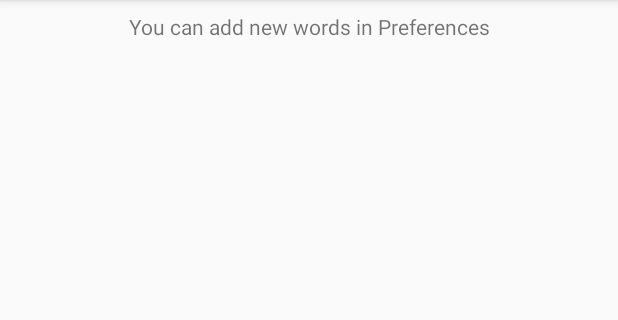
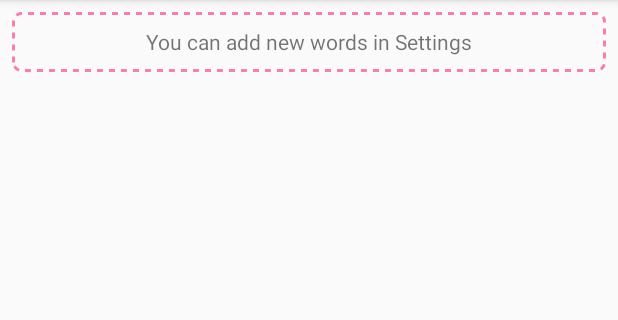
Before and after one commit to m9rc1n/matrix-optimal-path, an Android app: the screen it shows after launch (MainActivity), on a phone screen of 412 x 824 dp, the part 84-404 px from its top. Run offline under Robolectric (Android 15) with nearby library versions, the phone set to English and light mode, and no system bars; libraries missing offline, so code that uses them is left out: org.adw.library; 2 statements that could not run were skipped.

Commit message:
Improve user interface

```diff
--- a/app/src/main/java/io/github/marcinn/matrixoptimalpath/view/MatrixFragment.java
+++ b/app/src/main/java/io/github/marcinn/matrixoptimalpath/view/MatrixFragment.java
@@ -28,7 +28,7 @@ public class MatrixFragment extends Fragment {
 
     @Override
     public View onCreateView(LayoutInflater inflater, ViewGroup container, Bundle state) {
-        View view = inflater.inflate(R.layout.fragment_table, container, false);
+        View view = inflater.inflate(R.layout.fragment_matrix, container, false);
         RecyclerView recyclerView = (RecyclerView) view.findViewById(R.id.recyclerView_matrix);
         mTextView = (TextView) view.findViewById(R.id.textView_statistics);
         recyclerView.setHasFixedSize(true);
--- a/app/src/main/java/io/github/marcinn/matrixoptimalpath/view/SettingsFragment.java
+++ b/app/src/main/java/io/github/marcinn/matrixoptimalpath/view/SettingsFragment.java
@@ -32,7 +32,7 @@ public class SettingsFragment extends Fragment {
 
     @Override
     public View onCreateView(LayoutInflater inflater, ViewGroup container, Bundle state) {
-        final View v = inflater.inflate(R.layout.fragment_preference, container, false);
+        final View v = inflater.inflate(R.layout.fragment_settings, container, false);
         mSeekBar = ((DiscreteSeekBar) v.findViewById(R.id.seekBar_columnsNumber));
         mEditText = (EditText) v.findViewById(R.id.editText_inputTable);
         mImageButton = (ImageButton) v.findViewById(R.id.imageButton_appendText);
@@ -94,7 +94,6 @@ public class SettingsFragment extends Fragment {
     }
 
     public void setInputEnabled(boolean inputEnabled) {
-        mSeekBar.setEnabled(inputEnabled);
         mImageButton.setEnabled(inputEnabled);
     }
 
--- a/app/src/main/res/drawable/cell_background.xml
+++ b/app/src/main/res/drawable/cell_background.xml
@@ -1,7 +1,7 @@
 <?xml version="1.0" encoding="utf-8"?>
 <selector xmlns:android="http://schemas.android.com/apk/res/android">
     <!-- Color when the row is selected -->
-    <item android:drawable="@android:color/darker_gray" android:state_pressed="false" android:state_selected="true"/>
+    <item android:drawable="@drawable/cell_selected" android:state_selected="true"/>
     <!-- Standard background color -->
-    <item android:drawable="@android:color/transparent" android:state_selected="false"/>
+    <item android:drawable="@drawable/cell_not_selected" android:state_selected="false"/>
 </selector>
--- /dev/null
+++ b/app/src/main/res/drawable/stat_border.xml
@@ -0,0 +1,15 @@
+<?xml version="1.0" encoding="UTF-8"?>
+<shape xmlns:android="http://schemas.android.com/apk/res/android">
+    <stroke
+        android:width="2dp"
+        android:color="@color/colorAccentLessTransparent"
+        android:dashGap="4dp"
+        android:dashWidth="4dp"/>
+    <padding
+        android:bottom="2dp"
+        android:left="2dp"
+        android:right="2dp"
+        android:top="2dp"/>
+    <corners android:radius="5dp"/>
+    <solid android:color="@android:color/transparent"/>
+</shape>
--- a/app/src/main/res/layout/fragment_table.xml
+++ b/app/src/main/res/layout/fragment_matrix.xml
@@ -1,9 +1,10 @@
 <?xml version="1.0" encoding="utf-8"?>
 <RelativeLayout xmlns:android="http://schemas.android.com/apk/res/android"
-    xmlns:tools="http://schemas.android.com/tools"
-    android:layout_width="match_parent"
-    android:layout_height="match_parent"
-    tools:context="io.github.marcinn.matrixoptimalpath.TableFragment">
+                xmlns:tools="http://schemas.android.com/tools"
+                android:layout_width="match_parent"
+                android:layout_height="match_parent"
+                android:padding="8dp"
+                tools:context="io.github.marcinn.matrixoptimalpath.view.MatrixFragment">
 
     <TextView
         android:id="@+id/textView_statistics"
@@ -13,10 +14,11 @@
         android:layout_alignParentStart="true"
         android:layout_alignParentTop="true"
         android:layout_gravity="center_horizontal|top"
-        android:layout_marginTop="8dp"
+        android:background="@drawable/stat_border"
         android:gravity="center"
-        android:text="@string/you_can_add_new_words_in_preferences"
-        android:textSize="14sp" />
+        android:minHeight="40dp"
+        android:text="@string/you_can_add_new_words_in_settings"
+        android:textSize="14sp"/>
 
     <android.support.v7.widget.RecyclerView
         android:id="@+id/recyclerView_matrix"
@@ -25,9 +27,8 @@
         android:layout_alignParentLeft="true"
         android:layout_alignParentStart="true"
         android:layout_below="@+id/textView_statistics"
-        android:layout_marginTop="4dp"
+        android:layout_marginTop="8dp"
         android:drawingCacheQuality="high"
-        android:padding="8dp"
-        android:scrollbars="vertical" />
+        android:scrollbars="vertical"/>
 
 </RelativeLayout>
--- a/app/src/main/res/values/colors.xml
+++ b/app/src/main/res/values/colors.xml
@@ -3,4 +3,7 @@
     <color name="colorPrimary">#3F51B5</color>
     <color name="colorPrimaryDark">#303F9F</color>
     <color name="colorAccent">#FF4081</color>
+    <color name="colorPrimaryTransparent">#443F51B5</color>
+    <color name="colorAccentTransparent">#44FF4081</color>
+    <color name="colorAccentLessTransparent">#AAFF4081</color>
 </resources>
--- a/app/src/main/res/values/strings.xml
+++ b/app/src/main/res/values/strings.xml
@@ -16,9 +16,13 @@ Fusce accumsan leo porta turpis semper ultrices. Integer eros massa, maximus vel
     <string name="move_to_top_of_the_list">Move to top of the list</string>
     <string name="no_words_to_display">No words to display</string>
     <string name="preferences">Preferences</string>
-    <string name="you_can_add_new_words_in_preferences">You can add new words in Preferences</string>
+    <string name="you_can_add_new_words_in_settings">You can add new words in Settings</string>
     <string name="enter_text_to_display_in_table">Enter words to display in table</string>
     <string name="columns_number">Columns number</string>
     <string name="please_enter_only_ascii_letters">Please enter only ASCII letters</string>
     <string name="words_in_matrix_cost_of_optimal_path" formatted="false">Words in matrix: %d \nCost of optimal path: %d</string>
+    <string name="paste_text_to_edit_view">Paste text to edit view</string>
+    <string name="generate_text_to_edit_view">Generate text to edit view</string>
+    <string name="set_columns_number">Set columns number</string>
+    <string name="prepare_data_for_matrix">Prepare data for matrix</string>
 </resources>
```
Also changed, not shown: app/src/main/res/drawable/cell_not_selected.xml (added, +15 -0 lines), app/src/main/res/drawable/cell_selected.xml (added, +15 -0 lines), app/src/main/res/drawable/edit_text_border.xml (added, +15 -0 lines), app/src/main/res/layout/fragment_settings.xml (renamed from app/src/main/res/layout/fragment_preference.xml, +34 -11 lines).
